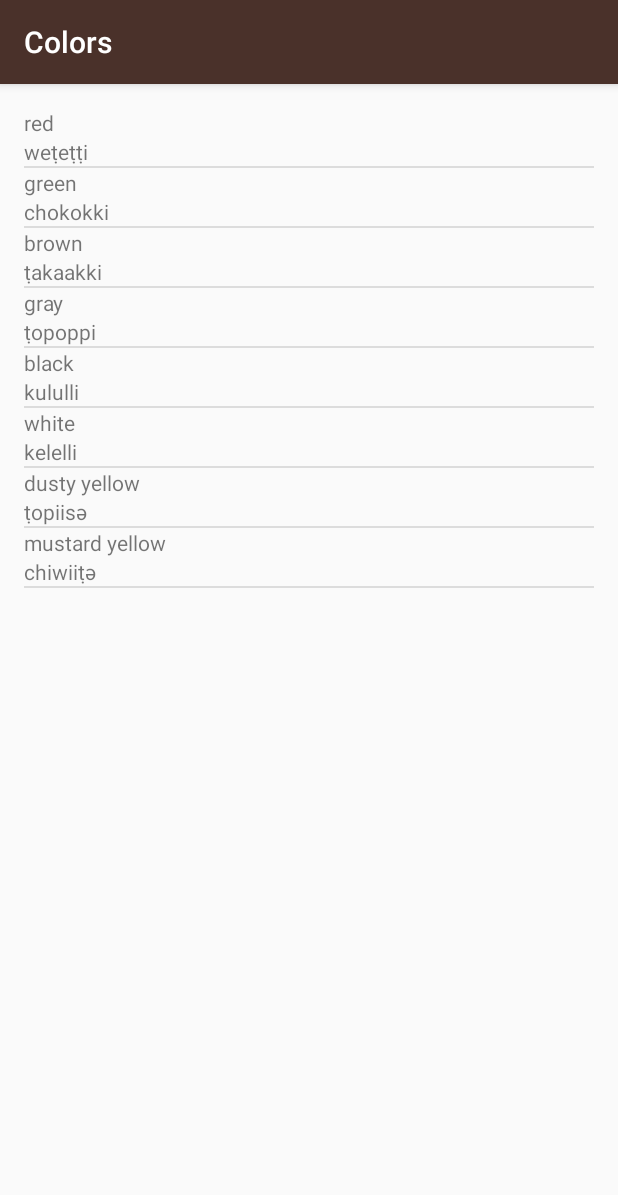
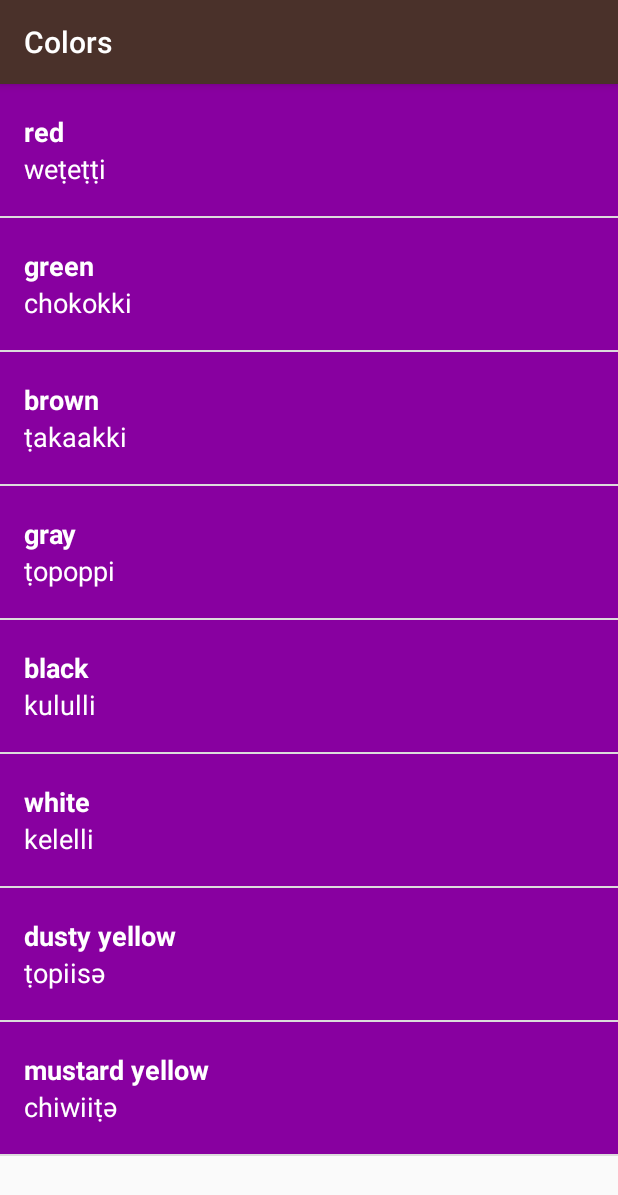
Before and after one commit to angrylobster/Miwok-Translation, an Android app: the ColorsActivity screen opened directly, with no data from a screen before it, on a phone screen of 412 x 824 dp. Shown: the top 1195 px of the screen. Run offline under Robolectric (Android 15) with nearby library versions, the phone set to English and light mode, and no system bars.

Commit message:
Add colors, change alignment of textboxes

```diff
--- a/app/src/main/java/com/example/android/miwok/ColorsActivity.java
+++ b/app/src/main/java/com/example/android/miwok/ColorsActivity.java
@@ -24,7 +24,7 @@ public class ColorsActivity extends AppCompatActivity {
         colors.add(new Word("dusty yellow", "ṭopiisә"));
         colors.add(new Word("mustard yellow", "chiwiiṭә"));
 
-        WordAdapter wordAdapter = new WordAdapter(this, colors);
+        WordAdapter wordAdapter = new WordAdapter(this, colors, R.color.category_colors);
 
         //test comment
 
--- a/app/src/main/java/com/example/android/miwok/FamilyActivity.java
+++ b/app/src/main/java/com/example/android/miwok/FamilyActivity.java
@@ -27,7 +27,7 @@ public class FamilyActivity extends AppCompatActivity {
         familyMembers.add(new Word("grandfather", "paapa"));
 
 
-        WordAdapter wordAdapter = new WordAdapter(this, familyMembers);
+        WordAdapter wordAdapter = new WordAdapter(this, familyMembers, R.color.category_family);
 
         ListView listView = (ListView) findViewById(R.id.list);
 //        GridView gridView = (GridView) findViewById(R.id.gridview);
--- a/app/src/main/java/com/example/android/miwok/PhrasesActivity.java
+++ b/app/src/main/java/com/example/android/miwok/PhrasesActivity.java
@@ -27,7 +27,7 @@ public class PhrasesActivity extends AppCompatActivity {
         phrases.add(new Word("Come here.", "әnni'nem"));
 
 
-        WordAdapter wordAdapter = new WordAdapter(this, phrases);
+        WordAdapter wordAdapter = new WordAdapter(this, phrases, R.color.category_phrases);
 
         ListView listView = (ListView) findViewById(R.id.list);
 //        GridView gridView = (GridView) findViewById(R.id.gridview);
--- a/app/src/main/java/com/example/android/miwok/Word.java
+++ b/app/src/main/java/com/example/android/miwok/Word.java
@@ -4,10 +4,26 @@ public class Word {
 
     private String mDefaultTranslation;
     private String mMiwokTranslation;
+    private int mImageResourceID;
+
 
     public Word(String defaultTranslation, String miwokTranslation) {
         this.mDefaultTranslation = defaultTranslation;
         this.mMiwokTranslation = miwokTranslation;
+    }
+
+    public Word(String defaultTranslation, String miwokTranslation, int mImageResourceID) {
+        this.mDefaultTranslation = defaultTranslation;
+        this.mMiwokTranslation = miwokTranslation;
+        this.mImageResourceID = mImageResourceID;
+    }
+
+    public int getmImageResourceID() {
+        return mImageResourceID;
+    }
+
+    public boolean hasImage(){
+        return mImageResourceID != 0;
     }
 
     public String getDefaultTranslation() {
--- a/app/src/main/java/com/example/android/miwok/WordAdapter.java
+++ b/app/src/main/java/com/example/android/miwok/WordAdapter.java
@@ -3,18 +3,23 @@ package com.example.android.miwok;
 import android.app.Activity;
 import android.support.annotation.NonNull;
 import android.support.annotation.Nullable;
+import android.support.v4.content.ContextCompat;
 import android.view.LayoutInflater;
 import android.view.View;
 import android.view.ViewGroup;
 import android.widget.ArrayAdapter;
+import android.widget.ImageView;
 import android.widget.TextView;
 
 import java.util.ArrayList;
 
 public class WordAdapter extends ArrayAdapter<Word> {
 
-    public WordAdapter(Activity context, ArrayList<Word> words){
+    private int mColorResourceID;
+
+    public WordAdapter(Activity context, ArrayList<Word> words, int mColorResourceID){
         super(context, 0, words);
+        this.mColorResourceID = mColorResourceID;
     }
 
     @NonNull
@@ -32,8 +37,23 @@ public class WordAdapter extends ArrayAdapter<Word> {
 
         TextView miwokTextView = (TextView) listItemView.findViewById(R.id.miwok_text_view);
         TextView defaultTextView = (TextView) listItemView.findViewById(R.id.default_text_view);
+        ImageView miwokImageView = (ImageView) listItemView.findViewById(R.id.image_view);
+        miwokImageView.setImageResource(currentWord.getmImageResourceID());
         miwokTextView.setText(currentWord.getDefaultTranslation());
         defaultTextView.setText(currentWord.getMiwokTranslation());
+
+        if (currentWord.hasImage()){
+            miwokImageView.setImageResource(currentWord.getmImageResourceID());
+            miwokImageView.setVisibility(View.VISIBLE);
+        } else {
+            miwokImageView.setVisibility(View.GONE);
+        }
+
+        View textContainer = listItemView.findViewById(R.id.text_container);
+        int color = ContextCompat.getColor(getContext(), mColorResourceID);
+        textContainer.setBackgroundColor(color);
+
+
 
         return listItemView;
     }
--- a/app/src/main/res/layout/list_item.xml
+++ b/app/src/main/res/layout/list_item.xml
@@ -1,25 +1,51 @@
 <?xml version="1.0" encoding="utf-8"?>
 <LinearLayout xmlns:android="http://schemas.android.com/apk/res/android"
     xmlns:tools="http://schemas.android.com/tools"
-    android:orientation="vertical"
+    android:orientation="horizontal"
     android:layout_marginTop="16dp"
     android:layout_marginLeft="16dp"
     android:layout_width="match_parent"
     android:layout_height="match_parent"
-    android:id="@+id/list_item">
+    android:id="@+id/list_item"
+    android:minHeight="@dimen/list_item_height"
+    android:background="@color/tan_background">
+
+    <ImageView
+        android:id="@+id/image_view"
+        android:layout_height="@dimen/list_item_height"
+        android:layout_width="@dimen/list_item_height" />
+
+    <LinearLayout
+        android:id="@+id/text_container"
+        android:layout_width="match_parent"
+        android:layout_height="match_parent"
+        android:orientation="vertical"
+        android:paddingLeft="16dp"
+        >
 
         <TextView
             android:id="@+id/miwok_text_view"
             android:layout_width="match_parent"
-        android:layout_height="wrap_content"
+            android:layout_height="0dp"
+            android:layout_weight="1"
             tools:text="lutti"
+            android:textAppearance="?android:textAppearanceMedium"
+            android:textColor="@android:color/white"
+            android:textStyle="bold"
+            android:gravity="bottom"
             />
 
         <TextView
             android:id="@+id/default_text_view"
             android:layout_width="match_parent"
-        android:layout_height="wrap_content"
+            android:layout_height="0dp"
+            android:layout_weight="1"
             tools:text="one"
+            android:textAppearance="?android:textAppearanceMedium"
+            android:textColor="@android:color/white"
+            android:gravity="top"
             />
 
     </LinearLayout>
+
+</LinearLayout>
--- a/app/src/main/res/layout/word_list.xml
+++ b/app/src/main/res/layout/word_list.xml
@@ -4,7 +4,4 @@ android:id="@+id/list"
 android:orientation="vertical"
 android:layout_width="match_parent"
 android:layout_height="match_parent"
-android:paddingBottom="@dimen/activity_vertical_margin"
-android:paddingLeft="@dimen/activity_horizontal_margin"
-android:paddingRight="@dimen/activity_horizontal_margin"
-android:paddingTop="@dimen/activity_vertical_margin" />
+/>
--- a/app/src/main/res/values/dimens.xml
+++ b/app/src/main/res/values/dimens.xml
@@ -16,6 +16,5 @@
     <!-- Height of each list item -->
     <dimen name="list_item_height">88dp</dimen>
     <!-- Default screen margins, per the Android Design guidelines. -->
-    <dimen name="activity_horizontal_margin">16dp</dimen>
-    <dimen name="activity_vertical_margin">16dp</dimen>
+
 </resources>
```
Also changed, not shown: app/src/main/java/com/example/android/miwok/NumbersActivity.java (+11 -11 lines). Lines whose indentation alone changed are shown as unchanged.
